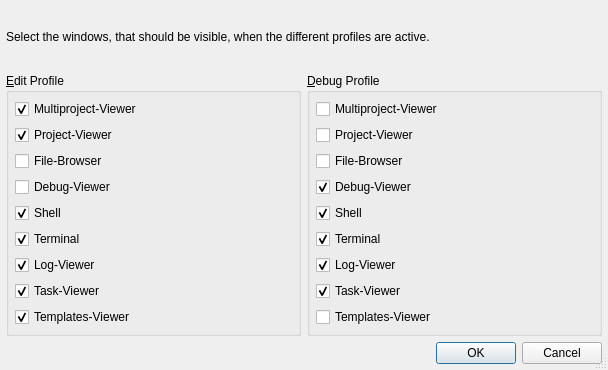
Qt form Preferences/ViewProfileDialog.ui (testmana2/test) before a commit.
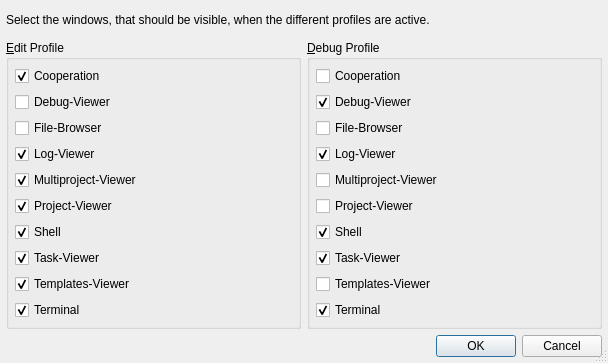
The same form after that commit.

Commit message: Added stage 1 of the cooperation functions (chat system).

Diff of the .ui file:
```diff
--- a/Preferences/ViewProfileDialog.ui
+++ b/Preferences/ViewProfileDialog.ui
@@ -1,12 +1,12 @@
 <ui version="4.0" >
  <class>ViewProfileDialog</class>
- <widget class="QDialog" name="ViewProfileDialog" >
-  <property name="geometry" >
+ <widget class="QDialog" name="ViewProfileDialog">
+  <property name="geometry">
    <rect>
     <x>0</x>
     <y>0</y>
     <width>608</width>
-    <height>370</height>
+    <height>363</height>
    </rect>
   </property>
   <property name="windowTitle" >
@@ -33,8 +33,42 @@
      </property>
      <layout class="QVBoxLayout" name="verticalLayout" >
       <item>
-       <widget class="QCheckBox" name="epmpbCheckBox" >
-        <property name="text" >
+       <widget class="QCheckBox" name="epcoCheckBox">
+        <property name="text">
+         <string>Cooperation</string>
+        </property>
+        <property name="checked">
+         <bool>true</bool>
+        </property>
+       </widget>
+      </item>
+      <item>
+       <widget class="QCheckBox" name="epdbCheckBox">
+        <property name="text">
+         <string>Debug-Viewer</string>
+        </property>
+       </widget>
+      </item>
+      <item>
+       <widget class="QCheckBox" name="epfbCheckBox">
+        <property name="text">
+         <string>File-Browser</string>
+        </property>
+       </widget>
+      </item>
+      <item>
+       <widget class="QCheckBox" name="eplvCheckBox">
+        <property name="text">
+         <string>Log-Viewer</string>
+        </property>
+        <property name="checked">
+         <bool>true</bool>
+        </property>
+       </widget>
+      </item>
+      <item>
+       <widget class="QCheckBox" name="epmpbCheckBox">
+        <property name="text">
          <string>Multiproject-Viewer</string>
         </property>
         <property name="checked" >
@@ -53,22 +87,8 @@
        </widget>
       </item>
       <item>
-       <widget class="QCheckBox" name="epfbCheckBox" >
-        <property name="text" >
-         <string>File-Browser</string>
-        </property>
-       </widget>
-      </item>
-      <item>
-       <widget class="QCheckBox" name="epdbCheckBox" >
-        <property name="text" >
-         <string>Debug-Viewer</string>
-        </property>
-       </widget>
-      </item>
-      <item>
-       <widget class="QCheckBox" name="eppsCheckBox" >
-        <property name="text" >
+       <widget class="QCheckBox" name="eppsCheckBox">
+        <property name="text">
          <string>Shell</string>
         </property>
         <property name="checked" >
@@ -77,28 +97,8 @@
        </widget>
       </item>
       <item>
-       <widget class="QCheckBox" name="eptwCheckBox" >
-        <property name="text" >
-         <string>Terminal</string>
-        </property>
-        <property name="checked" >
-         <bool>true</bool>
-        </property>
-       </widget>
-      </item>
-      <item>
-       <widget class="QCheckBox" name="eplvCheckBox" >
-        <property name="text" >
-         <string>Log-Viewer</string>
-        </property>
-        <property name="checked" >
-         <bool>true</bool>
-        </property>
-       </widget>
-      </item>
-      <item>
-       <widget class="QCheckBox" name="eptvCheckBox" >
-        <property name="text" >
+       <widget class="QCheckBox" name="eptvCheckBox">
+        <property name="text">
          <string>Task-Viewer</string>
         </property>
         <property name="checked" >
@@ -111,7 +111,17 @@
         <property name="text" >
          <string>Templates-Viewer</string>
         </property>
-        <property name="checked" >
+        <property name="checked">
+         <bool>true</bool>
+        </property>
+       </widget>
+      </item>
+      <item>
+       <widget class="QCheckBox" name="eptwCheckBox">
+        <property name="text">
+         <string>Terminal</string>
+        </property>
+        <property name="checked">
          <bool>true</bool>
         </property>
        </widget>
@@ -126,8 +136,42 @@
      </property>
      <layout class="QVBoxLayout" name="verticalLayout_2" >
       <item>
-       <widget class="QCheckBox" name="dpmpbCheckBox" >
-        <property name="text" >
+       <widget class="QCheckBox" name="dpcoCheckBox">
+        <property name="text">
+         <string>Cooperation</string>
+        </property>
+       </widget>
+      </item>
+      <item>
+       <widget class="QCheckBox" name="dpdbCheckBox">
+        <property name="text">
+         <string>Debug-Viewer</string>
+        </property>
+        <property name="checked">
+         <bool>true</bool>
+        </property>
+       </widget>
+      </item>
+      <item>
+       <widget class="QCheckBox" name="dpfbCheckBox">
+        <property name="text">
+         <string>File-Browser</string>
+        </property>
+       </widget>
+      </item>
+      <item>
+       <widget class="QCheckBox" name="dplvCheckBox">
+        <property name="text">
+         <string>Log-Viewer</string>
+        </property>
+        <property name="checked">
+         <bool>true</bool>
+        </property>
+       </widget>
+      </item>
+      <item>
+       <widget class="QCheckBox" name="dpmpbCheckBox">
+        <property name="text">
          <string>Multiproject-Viewer</string>
         </property>
        </widget>
@@ -143,25 +187,8 @@
        </widget>
       </item>
       <item>
-       <widget class="QCheckBox" name="dpfbCheckBox" >
-        <property name="text" >
-         <string>File-Browser</string>
-        </property>
-       </widget>
-      </item>
-      <item>
-       <widget class="QCheckBox" name="dpdbCheckBox" >
-        <property name="text" >
-         <string>Debug-Viewer</string>
-        </property>
-        <property name="checked" >
-         <bool>true</bool>
-        </property>
-       </widget>
-      </item>
-      <item>
-       <widget class="QCheckBox" name="dppsCheckBox" >
-        <property name="text" >
+       <widget class="QCheckBox" name="dppsCheckBox">
+        <property name="text">
          <string>Shell</string>
         </property>
         <property name="checked" >
@@ -170,28 +197,8 @@
        </widget>
       </item>
       <item>
-       <widget class="QCheckBox" name="dptwCheckBox" >
-        <property name="text" >
-         <string>Terminal</string>
-        </property>
-        <property name="checked" >
-         <bool>true</bool>
-        </property>
-       </widget>
-      </item>
-      <item>
-       <widget class="QCheckBox" name="dplvCheckBox" >
-        <property name="text" >
-         <string>Log-Viewer</string>
-        </property>
-        <property name="checked" >
-         <bool>true</bool>
-        </property>
-       </widget>
-      </item>
-      <item>
-       <widget class="QCheckBox" name="dptvCheckBox" >
-        <property name="text" >
+       <widget class="QCheckBox" name="dptvCheckBox">
+        <property name="text">
          <string>Task-Viewer</string>
         </property>
         <property name="checked" >
@@ -206,6 +213,16 @@
         </property>
        </widget>
       </item>
+      <item>
+       <widget class="QCheckBox" name="dptwCheckBox">
+        <property name="text">
+         <string>Terminal</string>
+        </property>
+        <property name="checked">
+         <bool>true</bool>
+        </property>
+       </widget>
+      </item>
      </layout>
     </widget>
    </item>
@@ -221,7 +238,7 @@
    </item>
   </layout>
  </widget>
- <layoutdefault spacing="6" margin="6" />
+ <layoutdefault spacing="6" margin="6"/>
  <pixmapfunction>qPixmapFromMimeSource</pixmapfunction>
  <tabstops>
   <tabstop>epmpbCheckBox</tabstop>
```
Left out of the diff: 97 changed lines with no effect on the pictures. The commit also changes 46 other files.
